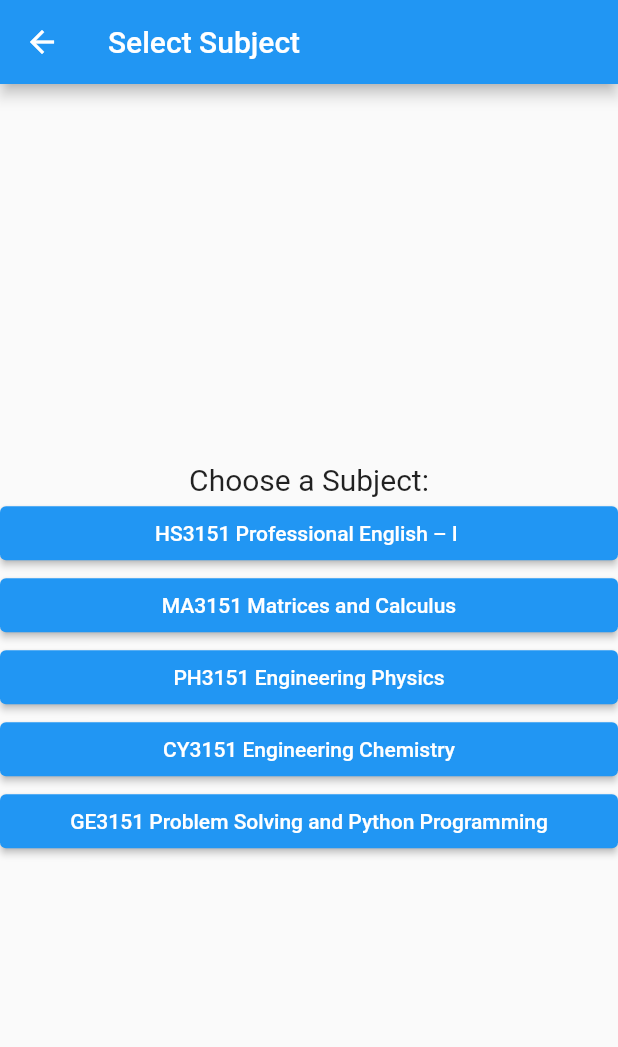
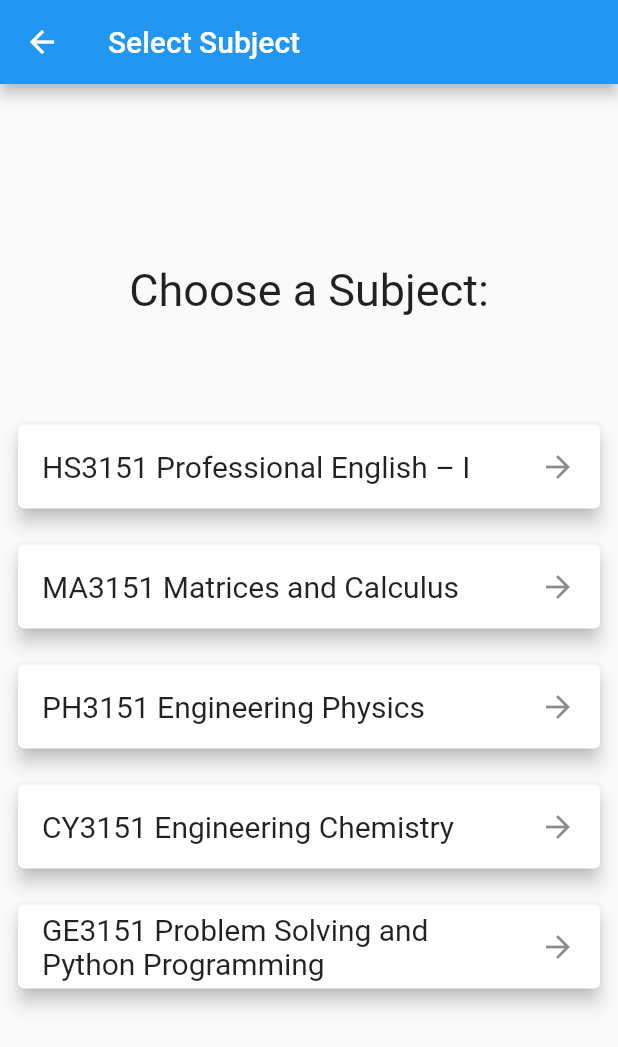
Before and after one commit to InfanceTony-cs22/notes, a Flutter app: the SemesterSelectionPage screen opened directly with sample values from the repository, after a tap on an icon or button, on a phone screen of 412 x 824 dp. Shown: the top 1047 px of the screen. Run offline on Flutter 3.47's test engine with Material 2 defaults, Android fonts, the phone set to English and light mode, and no system bars.

Commit message:
ui enhanced

```diff
--- a/lib/semester_selection_page.dart
+++ b/lib/semester_selection_page.dart
@@ -16,36 +16,47 @@ class SemesterSelectionPage extends StatelessWidget {
       appBar: AppBar(
         title: Text('Select Semester'),
       ),
-      body: Center(
-        child: Column(
-          mainAxisAlignment: MainAxisAlignment.center,
+      body: Column(
+        mainAxisAlignment: MainAxisAlignment.spaceEvenly, // Added spaceEvenly
         children: [
+          SizedBox(height: 120), // Added space above "Choose a Semester" text
           Text(
-              'Choose a Semester:',
+            'Semester:',
+            style: TextStyle(fontSize: 30), // Increased font size
+          ),
+          SizedBox(height:120), // Added space below "Choose a Semester" text
+          Expanded(
+            child: ListView.builder(
+              itemCount: semesters.length,
+              itemBuilder: (context, index) {
+                return Padding(
+                  padding: const EdgeInsets.all(2.0),
+                  child: Card(
+                    elevation: 5,
+                    child: ListTile(
+                      title: Text(
+                        'Semester ${semesters[index].number}',
                         style: TextStyle(fontSize: 20),
                       ),
-            Column(
-              children: List.generate(semesters.length, (index) {
-                return ElevatedButton(
-                  onPressed: () {
+                      trailing: Icon(Icons.arrow_forward),
+                      onTap: () {
                         Navigator.push(
                           context,
                           MaterialPageRoute(
-                        builder: (context) =>
-                            SubjectSelectionPage(semester: semesters[index], departments: departments),
+                            builder: (context) => SubjectSelectionPage(
+                              semester: semesters[index],
+                              departments: departments,
+                            ),
                           ),
                         );
                       },
-                  child: Container(
-                    width: double.infinity,
-                    child: Text('Semester ${semesters[index].number}'),
-                    alignment: Alignment.center,
+                    ),
                   ),
                 );
-              }),
+              },
+            ),
           ),
         ],
-        ),
       ),
     );
   }
--- a/lib/subject_selection_page.dart
+++ b/lib/subject_selection_page.dart
@@ -14,18 +14,31 @@ class SubjectSelectionPage extends StatelessWidget {
       appBar: AppBar(
         title: Text('Select Subject'),
       ),
-      body: Center(
-        child: Column(
-          mainAxisAlignment: MainAxisAlignment.center,
+      body: Column(
+        mainAxisAlignment: MainAxisAlignment.spaceEvenly, // Added spaceEvenly
         children: [
+          SizedBox(height: 120), // Added space above "Choose a Subject" text
           Text(
             'Choose a Subject:',
+            style: TextStyle(fontSize: 30), // Increased font size
+          ),
+          SizedBox(height: 60), // Added space below "Choose a Subject" text
+          Expanded(
+            child: ListView.builder(
+              itemCount: semester.subjects.length,
+              itemBuilder: (context, index) {
+                Subject subject = semester.subjects[index];
+                return Padding(
+                  padding: const EdgeInsets.all(8.0),
+                  child: Card(
+                    elevation: 5,
+                    child: ListTile(
+                      title: Text(
+                        subject.name,
                         style: TextStyle(fontSize: 20),
                       ),
-            Column(
-              children: semester.subjects.map((subject) {
-                return ElevatedButton(
-                  onPressed: () {
+                      trailing: Icon(Icons.arrow_forward),
+                      onTap: () {
                         Navigator.push(
                           context,
                           MaterialPageRoute(
@@ -33,16 +46,13 @@ class SubjectSelectionPage extends StatelessWidget {
                           ),
                         );
                       },
-                  child: Container(
-                    width: double.infinity,
-                    child: Text(subject.name),
-                    alignment: Alignment.center,
+                    ),
                   ),
                 );
-              }).toList(),
+              },
+            ),
           ),
         ],
-        ),
       ),
     );
   }
```
Also changed, not shown: lib/department_selection_page.dart (+30 -17 lines), 1 other file. Lines whose indentation alone changed are shown as unchanged.
